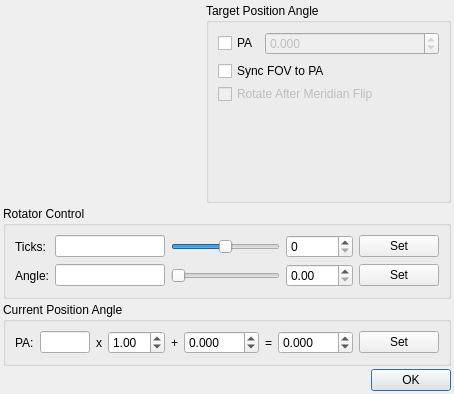
KDE/kstars, file kstars/ekos/capture/rotatorsettings.ui: the form before one commit.
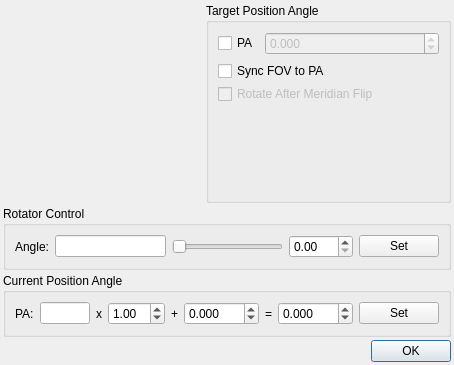
The form after the commit. Custom widgets are drawn as their Qt base class.

Diff of the .ui file:
```diff
--- a/kstars/ekos/capture/rotatorsettings.ui
+++ b/kstars/ekos/capture/rotatorsettings.ui
@@ -6,8 +6,8 @@
    <rect>
     <x>0</x>
     <y>0</y>
-    <width>437</width>
-    <height>372</height>
+    <width>443</width>
+    <height>345</height>
    </rect>
   </property>
   <property name="windowTitle">
@@ -162,65 +162,7 @@
       <string>Rotator Control</string>
      </property>
      <layout class="QGridLayout" name="gridLayout_2">
-      <item row="0" column="0">
-       <widget class="QLabel" name="label">
-        <property name="text">
-         <string>Ticks:</string>
-        </property>
-       </widget>
-      </item>
-      <item row="0" column="1">
-       <widget class="QLineEdit" name="ticksEdit">
-        <property name="readOnly">
-         <bool>true</bool>
-        </property>
-       </widget>
-      </item>
       <item row="0" column="2">
-       <widget class="QSlider" name="ticksSlider">
-        <property name="minimum">
-         <number>-500000</number>
-        </property>
-        <property name="maximum">
-         <number>500000</number>
-        </property>
-        <property name="singleStep">
-         <number>5000</number>
-        </property>
-        <property name="orientation">
-         <enum>Qt::Horizontal</enum>
-        </property>
-       </widget>
-      </item>
-      <item row="0" column="3">
-       <widget class="QSpinBox" name="ticksSpin">
-        <property name="maximum">
-         <number>100000</number>
-        </property>
-       </widget>
-      </item>
-      <item row="0" column="4">
-       <widget class="QPushButton" name="setTickB">
-        <property name="text">
-         <string>Set</string>
-        </property>
-       </widget>
-      </item>
-      <item row="1" column="0">
-       <widget class="QLabel" name="label_2">
-        <property name="text">
-         <string>Angle:</string>
-        </property>
-       </widget>
-      </item>
-      <item row="1" column="1">
-       <widget class="QLineEdit" name="angleEdit">
-        <property name="readOnly">
-         <bool>true</bool>
-        </property>
-       </widget>
-      </item>
-      <item row="1" column="2">
        <widget class="QSlider" name="angleSlider">
         <property name="maximum">
          <number>360</number>
@@ -233,7 +175,7 @@
         </property>
        </widget>
       </item>
-      <item row="1" column="3">
+      <item row="0" column="3">
        <widget class="QDoubleSpinBox" name="angleSpin">
         <property name="maximum">
          <double>360.000000000000000</double>
@@ -243,13 +185,27 @@
         </property>
        </widget>
       </item>
-      <item row="1" column="4">
+      <item row="0" column="1">
+       <widget class="QLineEdit" name="angleEdit">
+        <property name="readOnly">
+         <bool>true</bool>
+        </property>
+       </widget>
+      </item>
+      <item row="0" column="4">
        <widget class="QPushButton" name="setAngleB">
         <property name="text">
          <string>Set</string>
         </property>
        </widget>
       </item>
+      <item row="0" column="0">
+       <widget class="QLabel" name="label_2">
+        <property name="text">
+         <string>Angle:</string>
+        </property>
+       </widget>
+      </item>
      </layout>
     </widget>
    </item>
```
Left out of the diff: 2 changed lines with no effect on the pictures.
